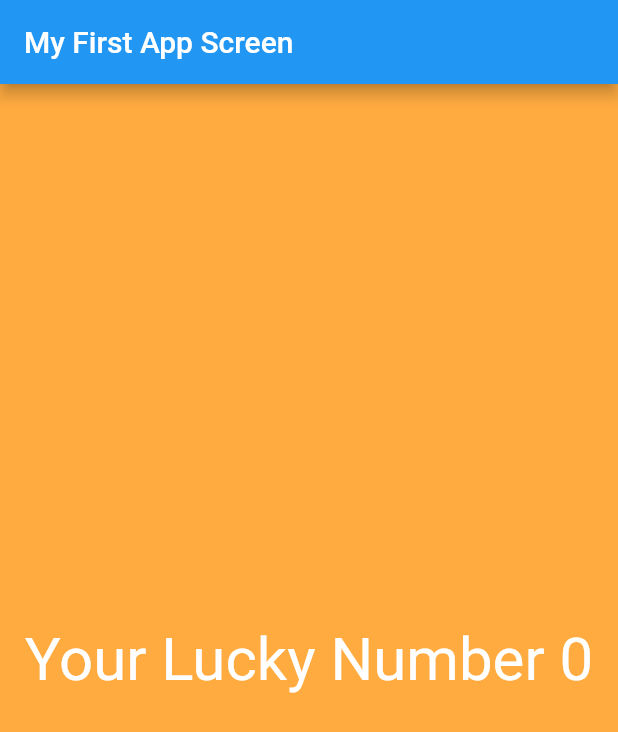
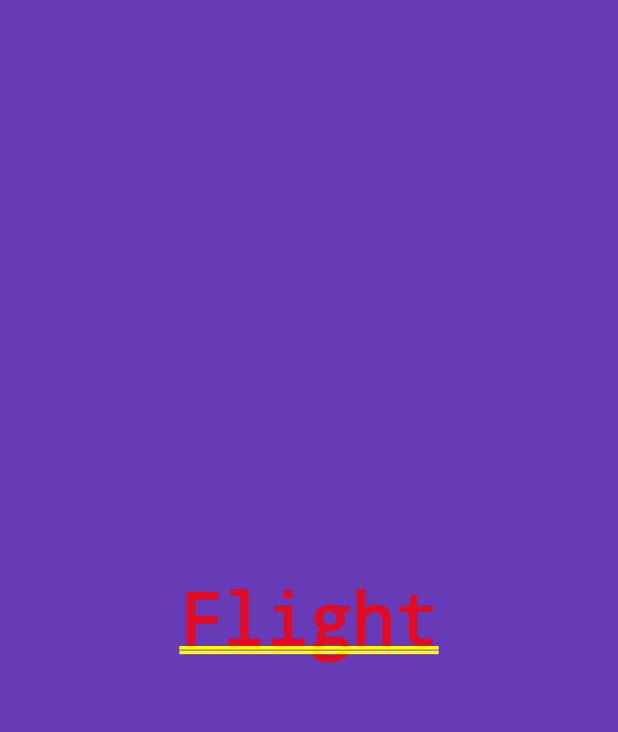
Before and after one commit to Rupkuvarba/FlutterTutorial, a Flutter app: the screen it shows after launch, on a phone screen of 412 x 824 dp. Shown: the top 732 px of the screen. Run offline on Flutter 3.47's test engine with Material 2 defaults, Android fonts, the phone set to English and light mode, and no system bars.

Commit message:
Container widget: Width-height. managed by center

```diff
--- a/lib/app_screens/first_screen.dart
+++ b/lib/app_screens/first_screen.dart
@@ -21,7 +21,6 @@ class FirstScreen extends StatelessWidget{
 
   String generateRandomNumber(){
     var random = Random();
-    //return random.nextInt(10);
     return "Your Lucky Number ${random.nextInt(10)}";
   }
 
--- /dev/null
+++ b/lib/app_screens/home.dart
@@ -0,0 +1,25 @@
+import 'package:flutter/material.dart';
+
+class Home extends StatelessWidget{
+
+  @override
+  Widget build(BuildContext context) {
+    // TODO: implement build
+    return Center(
+      child: Container(
+        alignment: Alignment.center,
+        color: Colors.deepPurple,
+        child: Text("Flight", textDirection: TextDirection.ltr),
+      ),
+    );
+
+   /* return Container(
+      alignment: Alignment.center,
+      color: Colors.deepPurple,
+      width: 200.0,
+      height: 100.0,
+      child: Text("Flight", textDirection: TextDirection.ltr),
+    );*/
+  }
+
+}
--- a/lib/main.dart
+++ b/lib/main.dart
@@ -1,5 +1,13 @@
 import 'package:flutter/material.dart';
-import 'package:flutter_app_tutorial/app_screens/first_screen.dart';
+import 'package:flutter_app_tutorial/app_screens/home.dart';
+
+void main(){
+  runApp(MaterialApp(
+    title: "Exploring UI widgets",
+    home: Home(),
+  ));
+}
+/*import 'package:flutter_app_tutorial/app_screens/first_screen.dart';
 
 void main() => runApp(new MyFlutterApp());
 
@@ -20,4 +28,4 @@ class MyFlutterApp extends StatelessWidget{
 
   }
 
-}
+}*/
```
